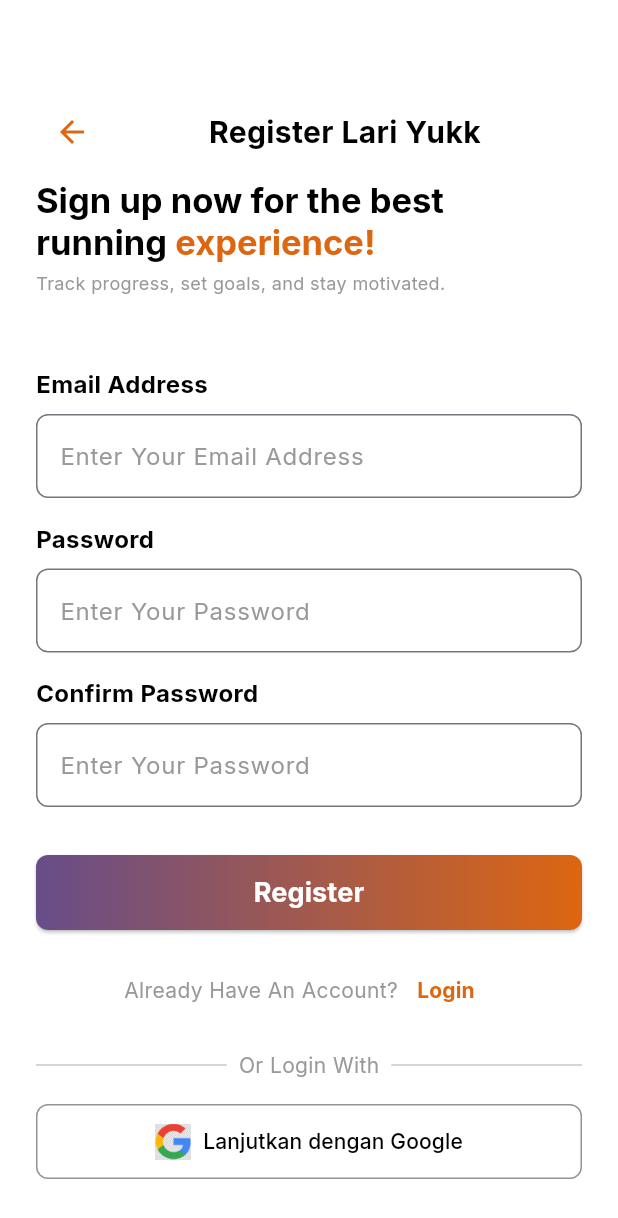
After one commit to Wildanzulfikar/Project-LariYuk, a Flutter app: the RegisterPage screen opened by its route, on a phone screen of 412 x 824 dp. The commit adds this screen. Shown: the top 1218 px of the screen. Run offline on Flutter 3.47's test engine with Material 3 defaults, Android fonts, the phone set to English and light mode, and no system bars; our stand-ins replace google_fonts.

Commit message:
done register

```diff
--- a/lib/main.dart
+++ b/lib/main.dart
@@ -1,11 +1,10 @@
 import 'package:flutter/material.dart';
 import 'package:lari_yuk/pages/login_page.dart';
-import 'package:lari_yuk/pages/splash_screen.dart';
+import 'package:lari_yuk/pages/register_page.dart';
 
 void main() {
   runApp(const MyApp());
 }
-
 
 class MyApp extends StatelessWidget {
   const MyApp({super.key});
@@ -16,10 +15,10 @@ class MyApp extends StatelessWidget {
       title: 'Lari Yuk',
       theme: ThemeData(primarySwatch: Colors.blue),
       debugShowCheckedModeBanner: false,
-       routes: {
-        '/' : (context) => SplashScreen(),
-        '/login' : (context) => LoginPage(),
-      } ,
+      routes: {
+        '/': (context) => LoginPage(),
+        '/register': (context) => const RegisterPage(),
+      },
     );
   }
 }
--- /dev/null
+++ b/lib/pages/register_page.dart
@@ -0,0 +1,236 @@
+import 'package:flutter/material.dart';
+import 'package:lari_yuk/theme.dart';
+
+class RegisterPage extends StatelessWidget {
+  const RegisterPage({super.key});
+
+  @override
+  Widget build(BuildContext context) {
+    return Scaffold(
+      backgroundColor: backgroundColor3,
+      body: SingleChildScrollView(
+        child: Padding(
+          padding: const EdgeInsets.all(24.0),
+          child: Column(
+            crossAxisAlignment: CrossAxisAlignment.start,
+            children: [
+              const SizedBox(height: 40),
+
+
+              Row(
+                children: [
+                  IconButton(
+                    icon: Icon(Icons.arrow_back, color: primaryColor),
+                    onPressed: () {
+                      Navigator.pop(context);
+                    },
+                  ),
+                  Expanded(
+                    child: Text(
+                      'Register Lari Yukk',
+                      textAlign: TextAlign.center,
+                      style: primaryTextStyle.copyWith(
+                        fontSize: 20,
+                        fontWeight: bold,
+                      ),
+                    ),
+                  ),
+                ],
+              ),
+              const SizedBox(height: 8),
+              RichText(
+                text: TextSpan(
+                  style: primaryTextStyle.copyWith(fontSize: 23),
+                  children: [
+                    TextSpan(
+                      text: 'Sign up now for the best running ',
+                      style: primaryTextStyle.copyWith(
+                        fontWeight: bold,
+                      ),
+                    ),
+                    TextSpan(
+                      text: 'experience!',
+                      style: thirdTextStyle.copyWith(
+                        fontWeight: bold,
+                      ),
+                    ),
+                  ],
+                ),
+              ),
+              const SizedBox(height: 4),
+              Text(
+                'Track progress, set goals, and stay motivated.',
+                style: secondaryTextStyle.copyWith(fontSize: 12),
+              ),
+              const SizedBox(height: 24),
+              const SizedBox(height: 24),
+
+              // Email Field
+              Text(
+                'Email Address',
+                style: primaryTextStyle.copyWith(
+                  fontSize: 16,
+                  fontWeight: bold,
+                ),
+              ),
+              const SizedBox(height: 8),
+              TextField(
+                decoration: InputDecoration(
+                  hintText: 'Enter Your Email Address',
+                  hintStyle: secondaryTextStyle,
+                  border: OutlineInputBorder(
+                    borderSide: BorderSide(color: secondaryColor, width: 1),
+                    borderRadius: BorderRadius.circular(8),
+                  ),
+                ),
+              ),
+              const SizedBox(height: 16),
+
+              // Password Field
+              Text(
+                'Password',
+                style: primaryTextStyle.copyWith(
+                  fontSize: 16,
+                  fontWeight: bold,
+                ),
+              ),
+              const SizedBox(height: 8),
+              TextField(
+                obscureText: true,
+                decoration: InputDecoration(
+                  hintText: 'Enter Your Password',
+                  hintStyle: secondaryTextStyle,
+                  border: OutlineInputBorder(
+                    borderSide: BorderSide(color: secondaryColor, width: 1),
+                    borderRadius: BorderRadius.circular(8),
+                  ),
+                ),
+              ),
+              const SizedBox(height: 16),
+
+              // Confirm Password Field
+              Text(
+                'Confirm Password',
+                style: primaryTextStyle.copyWith(
+                  fontSize: 16,
+                  fontWeight: bold,
+                ),
+              ),
+              const SizedBox(height: 8),
+              TextField(
+                obscureText: true,
+                decoration: InputDecoration(
+                  hintText: 'Enter Your Password',
+                  hintStyle: secondaryTextStyle,
+                  border: OutlineInputBorder(
+                    borderSide: BorderSide(color: secondaryColor, width: 1),
+                    borderRadius: BorderRadius.circular(8),
+                  ),
+                ),
+              ),
+              const SizedBox(height: 32),
+
+              // Register Button
+              SizedBox(
+                width: double.infinity,
+                height: 50,
+                child: ElevatedButton(
+                  onPressed: () {},
+                  style: ElevatedButton.styleFrom(
+                    padding: EdgeInsets.zero,
+                    shape: RoundedRectangleBorder(
+                      borderRadius: BorderRadius.circular(8),
+                    ),
+                  ),
+                  child: Container(
+                    decoration: BoxDecoration(
+                      borderRadius: BorderRadius.circular(8),
+                      gradient: LinearGradient(
+                        begin: Alignment.centerLeft,
+                        end: Alignment.centerRight,
+                        colors: [thirdColor, primaryColor],
+                      ),
+                    ),
+                    child: Center(
+                      child: Text(
+                        'Register',
+                        style: primaryTextStyle.copyWith(
+                          fontSize: 18,
+                          fontWeight: bold,
+                          color: backgroundColor3,
+                        ),
+                      ),
+                    ),
+                  ),
+                ),
+              ),
+              const SizedBox(height: 16),
+
+              // Login Option
+              Row(
+                mainAxisAlignment: MainAxisAlignment.center,
+                children: [
+                  Text(
+                    'Already Have An Account?',
+                    style: secondaryTextStyle,
+                  ),
+                  TextButton(
+                    onPressed: () {
+                      Navigator.pushNamed(context, '/login');
+                    },
+                    child: Text(
+                      'Login',
+                      style: thirdTextStyle.copyWith(fontWeight: bold),
+                    ),
+                  ),
+                ],
+              ),
+              const SizedBox(height: 16),
+
+              // Social Login Divider
+              Row(
+                children: [
+                  const Expanded(child: Divider(thickness: 1)),
+                  Padding(
+                    padding: const EdgeInsets.symmetric(horizontal: 8.0),
+                    child: Text(
+                      'Or Login With',
+                      style: secondaryTextStyle,
+                    ),
+                  ),
+                  const Expanded(child: Divider(thickness: 1)),
+                ],
+              ),
+              const SizedBox(height: 16),
+              // Google Login Button
+              SizedBox(
+                width: double.infinity,
+                height: 50,
+                child: OutlinedButton(
+                  onPressed: () {},
+                  style: OutlinedButton.styleFrom(
+                    shape: RoundedRectangleBorder(
+                      borderRadius: BorderRadius.circular(8),
+                    ),
+                    side: BorderSide(color: secondaryColor),
+                  ),
+                  child: Row(
+                    mainAxisAlignment: MainAxisAlignment.center,
+                    children: [
+                      Image.asset('assets/google.jpg', height: 24, width: 24),
+                      const SizedBox(width: 8),
+                      Text(
+                        'Lanjutkan dengan Google',
+                        style: primaryTextStyle,
+                      ),
+                    ],
+                  ),
+                ),
+              ),
+            ],
+          ),
+        ),
+      ),
+    );
+  }
+}
--- a/lib/theme.dart
+++ b/lib/theme.dart
@@ -0,0 +1,45 @@
+import 'package:flutter/material.dart';
+import 'package:google_fonts/google_fonts.dart';
+
+
+Color primaryColor = Color(0xffDD6611);
+Color secondaryColor = Color(0xff949494);
+Color thirdColor = Color(0xff674D89);
+
+Color backgroundColor1 = Color(0xffDD6611);
+Color backgroundColor2 = Color(0xff949494);
+Color backgroundColor3 = Color(0xffFFFFFF);
+Color blackColor = Color(0xff262626);
+
+
+Color primaryTextColor = Color(0xff000000);
+Color secondaryTextColor = Color(0xff999999);
+Color thirdTextColor = Color(0xffDD6611);
+Color subtitleColor = Color(0xff504F5E);
+
+TextStyle primaryTextStyle = GoogleFonts.inter(
+  color: primaryTextColor,
+);
+
+TextStyle secondaryTextStyle = GoogleFonts.inter(
+  color: secondaryTextColor,
+);
+
+TextStyle thirdTextStyle = GoogleFonts.inter(
+  color: thirdTextColor,
+);
+
+TextStyle subtitleTextStyle = GoogleFonts.inter(
+  color: subtitleColor,
+);
+
+TextStyle blackTextStyle = GoogleFonts.inter(
+  color: blackColor,
+);
+
+
+FontWeight light = FontWeight.w300;
+FontWeight regular = FontWeight.w400;
+FontWeight medium = FontWeight.w500;
+FontWeight semiBold = FontWeight.w600;
+FontWeight bold = FontWeight.w700;
```
Also changed, not shown: pubspec.yaml (+4 -6 lines), assets/google.jpg (added), pubspec.lock, 1 other file.
